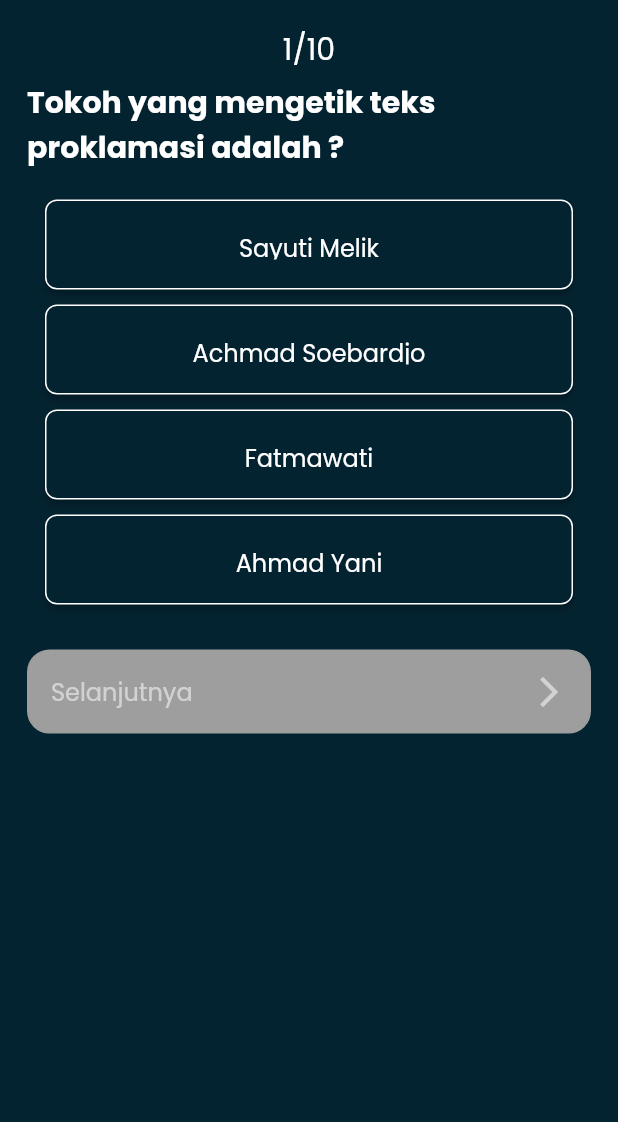
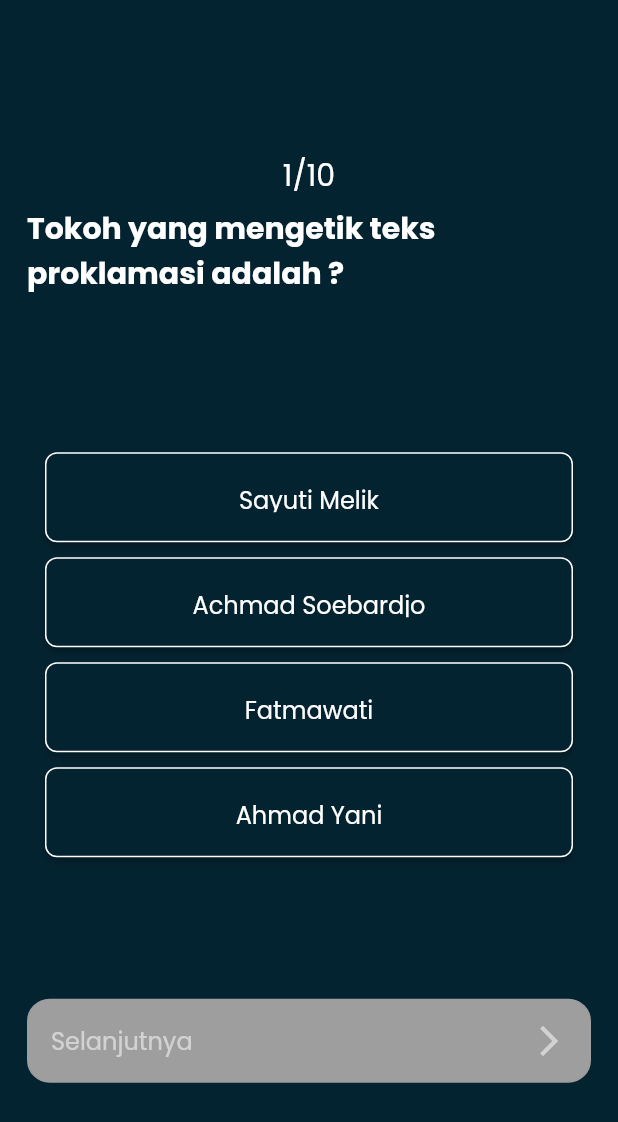
Before and after one commit to Akbarrzql/The-Horizon, a Flutter app: the QuizzScreen screen opened directly, on a phone screen of 412 x 824 dp. Shown: the top 1122 px of the screen. Run offline on Flutter 3.47's test engine with Material 2 defaults, Android fonts, the light colour scheme and no system bars; our stand-ins replace cloud_firestore, firebase_auth, firebase_core, firebase_messaging, firebase_storage, flutter_local_notifications and 11 more; missing offline and left inert: flutter_downloader; accounts and stored records are empty; project files that could hold a hidden picture were left out.

Commit message:
style[AW]: responsive v2

```diff
--- a/lib/Main/Kuis/screens/quizz_screen.dart
+++ b/lib/Main/Kuis/screens/quizz_screen.dart
@@ -45,12 +45,11 @@ class _QuizzScreenState extends State<QuizzScreen> {
             },
             physics: new NeverScrollableScrollPhysics(),
             itemBuilder: (context, index) {
-              return ListView(
-                children: [
-                  Column(
-                    mainAxisAlignment: MainAxisAlignment.center,
+              return Column(
+                // mainAxisAlignment: MainAxisAlignment.spaceAround,
                 crossAxisAlignment: CrossAxisAlignment.center,
                 children: [
+                  Spacer(),
                   SizedBox(
                     child: Text(
                       "${index + 1}/10",
@@ -78,6 +77,7 @@ class _QuizzScreenState extends State<QuizzScreen> {
                       ),
                     ),
                   ),
+                  Spacer(),
                   Wrap(
                     children: [
                       for (int i = 0; i < questions[index].answers!.length; i++)
@@ -129,6 +129,7 @@ class _QuizzScreenState extends State<QuizzScreen> {
                         ),
                     ],
                   ),
+                  Spacer(),
                   GestureDetector(
                     onTap: () {
                       //if answer not selected then show alert
@@ -202,7 +203,6 @@ class _QuizzScreenState extends State<QuizzScreen> {
                       }
                     },
                     child: Container(
-                          margin: EdgeInsets.only(top: 20.0),
                       padding: EdgeInsets.all(15.0),
                       decoration: BoxDecoration(
                         border: Border.all(
@@ -228,9 +228,8 @@ class _QuizzScreenState extends State<QuizzScreen> {
                         ],
                       ),
                     ),
-                      )
-                    ],
                   ),
+                  Spacer(),
                 ],
               );
             },
--- a/lib/Main/PageSave/KategoriSave/saveFeed.dart
+++ b/lib/Main/PageSave/KategoriSave/saveFeed.dart
@@ -101,10 +101,10 @@ class _articlesaveState extends State<articlesave> {
         onRefresh: _refresh,
         key: _refreshIndicatorKey,
         child: articles.length == 0
-            ? ListView(
+            ? Column(
+              mainAxisAlignment: MainAxisAlignment.center,
                 children: [
                   Container(
-                    margin: EdgeInsets.only(top: 250),
                     child: Center(
                       child: Text(
                         "Tidak ada article yang disimpan",
--- a/lib/Main/PageSave/KategoriSave/saveOtd.dart
+++ b/lib/Main/PageSave/KategoriSave/saveOtd.dart
@@ -107,10 +107,10 @@ class _SaveOnThisDayState extends State<SaveOnThisDay> {
           onRefresh: _refresh,
           key: _refreshIndicatorKey,
           child: pages.length == 0
-              ? ListView(
+              ? Column(
+                mainAxisAlignment: MainAxisAlignment.center,
                   children: [
                     Container(
-                      margin: EdgeInsets.only(top: 250),
                       child: Center(
                         child: Text(
                           "Tidak ada article yang disimpan",
--- a/lib/Main/PageSave/KategoriSave/saveRandom.dart
+++ b/lib/Main/PageSave/KategoriSave/saveRandom.dart
@@ -105,10 +105,10 @@ class _SaveRandomState extends State<SaveRandom> {
             onRefresh: _refresh,
             key: _refreshIndicatorKey,
             child: randomModel.length == 0
-                ? ListView(
+                ? Column(
+                  mainAxisAlignment: MainAxisAlignment.center,
                     children: [
                       Container(
-                        margin: EdgeInsets.only(top: 250),
                         child: Center(
                           child: Text(
                             "Tidak ada article yang disimpan",
```
Also changed, not shown: pubspec.lock. Lines whose indentation alone changed are shown as unchanged.
